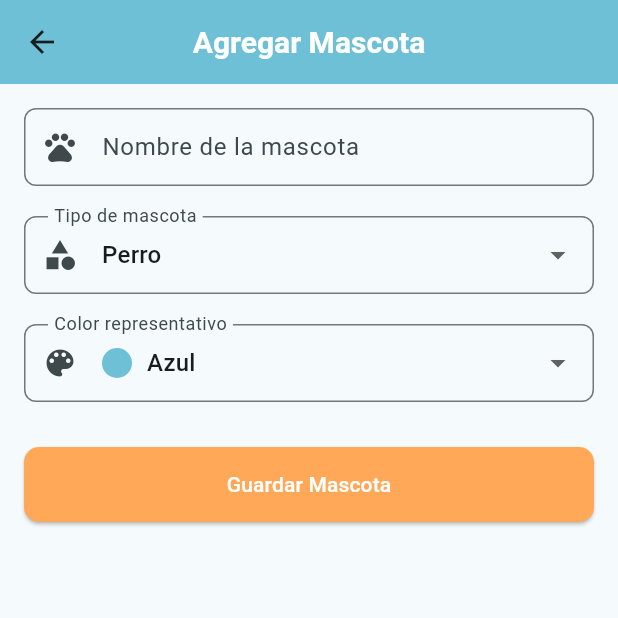
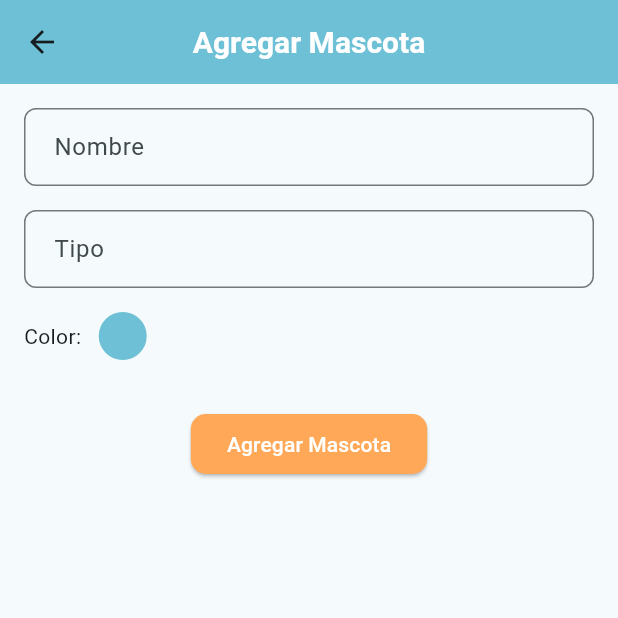
Before and after one commit to JHAMILCALI/app-agenda-de-mascotas, a Flutter app: the PetsScreen screen opened directly, after a tap on the "add" icon, on a phone screen of 412 x 824 dp, the top half of it. Run offline on Flutter 3.47's test engine with Material 3 defaults, Android fonts, the phone set to English and light mode, and no system bars.

Commit message:
version que si agrega mascotas eficientemente pero no al home

```diff
--- a/lib/models/pet.dart
+++ b/lib/models/pet.dart
@@ -1,13 +1,34 @@
+import 'package:app_agenda_de_mascotas/models/pet_activity.dart';
+
 class Pet {
   final String id;
   final String name;
   final String type;
   final String color;
+  final List<PetActivity> activities;
 
   Pet({
     required this.id,
     required this.name,
     required this.type,
     required this.color,
-  });
+    List<PetActivity>? activities,
+  }) : activities = activities ?? [];
+
+  // Método para copiar con modificaciones (útil para actualizar)
+  Pet copyWith({
+    String? id,
+    String? name,
+    String? type,
+    String? color,
+    List<PetActivity>? activities,
+  }) {
+    return Pet(
+      id: id ?? this.id,
+      name: name ?? this.name,
+      type: type ?? this.type,
+      color: color ?? this.color,
+      activities: activities ?? this.activities,
+    );
+  }
 }
--- a/lib/screens/add_pet_screen.dart
+++ b/lib/screens/add_pet_screen.dart
@@ -1,11 +1,9 @@
-// lib/screens/add_pet_screen.dart
 import 'package:flutter/material.dart';
+import 'package:uuid/uuid.dart';
 import 'package:app_agenda_de_mascotas/models/pet.dart';
 
 class AddPetScreen extends StatefulWidget {
-  final Function(Pet) onPetAdded;
-
-  const AddPetScreen({super.key, required this.onPetAdded});
+  const AddPetScreen({super.key});
 
   @override
   State<AddPetScreen> createState() => _AddPetScreenState();
@@ -13,38 +11,20 @@ class AddPetScreen extends StatefulWidget {
 
 class _AddPetScreenState extends State<AddPetScreen> {
   final _formKey = GlobalKey<FormState>();
-  final TextEditingController _nameController = TextEditingController();
-  String _selectedType = 'Perro';
-  String _selectedColor = '#6DC0D5';
+  final _nameController = TextEditingController();
+  final _typeController = TextEditingController();
+  Color selectedColor = const Color(0xFF6DC0D5);
 
-  final List<String> _petTypes = [
-    'Perro',
-    'Gato',
-    'Pájaro',
-    'Conejo',
-    'Hamster',
-    'Otro',
-  ];
-
-  final List<Map<String, String>> _colors = [
-    {'name': 'Azul', 'value': '#6DC0D5'},
-    {'name': 'Naranja', 'value': '#FFA857'},
-    {'name': 'Verde', 'value': '#4CAF50'},
-    {'name': 'Morado', 'value': '#9C27B0'},
-    {'name': 'Rosa', 'value': '#E91E63'},
-  ];
-
-  void _submitForm() {
+  void _submit() {
     if (_formKey.currentState!.validate()) {
-      final newPet = Pet(
-        id: DateTime.now().toIso8601String(),
-        name: _nameController.text,
-        type: _selectedType,
-        color: _selectedColor,
+      final pet = Pet(
+        id: const Uuid().v4(),
+        name: _nameController.text.trim(),
+        type: _typeController.text.trim(),
+        color:
+            '#${selectedColor.value.toRadixString(16).substring(2).toUpperCase()}',
       );
-
-      widget.onPetAdded(newPet);
-      Navigator.pop(context, newPet); // <- DEVUELVE la mascota
+      Navigator.pop(context, pet);
     }
   }
 
@@ -53,83 +33,48 @@ class _AddPetScreenState extends State<AddPetScreen> {
     return Scaffold(
       appBar: AppBar(title: const Text('Agregar Mascota')),
       body: Padding(
-        padding: const EdgeInsets.all(16.0),
+        padding: const EdgeInsets.all(16),
         child: Form(
           key: _formKey,
           child: Column(
             children: [
               TextFormField(
                 controller: _nameController,
-                decoration: const InputDecoration(
-                  labelText: 'Nombre de la mascota',
-                  prefixIcon: Icon(Icons.pets),
-                ),
-                validator: (value) {
-                  if (value == null || value.isEmpty) {
-                    return 'Por favor ingresa un nombre';
-                  }
-                  return null;
-                },
+                decoration: const InputDecoration(labelText: 'Nombre'),
+                validator:
+                    (value) =>
+                        value == null || value.isEmpty
+                            ? 'Ingrese un nombre'
+                            : null,
               ),
-              const SizedBox(height: 20),
-              DropdownButtonFormField<String>(
-                value: _selectedType,
-                decoration: const InputDecoration(
-                  labelText: 'Tipo de mascota',
-                  prefixIcon: Icon(Icons.category),
-                ),
-                items:
-                    _petTypes.map((type) {
-                      return DropdownMenuItem(value: type, child: Text(type));
-                    }).toList(),
-                onChanged:
-                    (value) => setState(() {
-                      _selectedType = value!;
-                    }),
+              const SizedBox(height: 16),
+              TextFormField(
+                controller: _typeController,
+                decoration: const InputDecoration(labelText: 'Tipo'),
+                validator:
+                    (value) =>
+                        value == null || value.isEmpty
+                            ? 'Ingrese un tipo'
+                            : null,
               ),
-              const SizedBox(height: 20),
-              DropdownButtonFormField<String>(
-                value: _selectedColor,
-                decoration: const InputDecoration(
-                  labelText: 'Color representativo',
-                  prefixIcon: Icon(Icons.color_lens),
-                ),
-                items:
-                    _colors.map((color) {
-                      return DropdownMenuItem(
-                        value: color['value'],
-                        child: Row(
-                          children: [
-                            Container(
-                              width: 20,
-                              height: 20,
-                              decoration: BoxDecoration(
-                                color: Color(
-                                  int.parse(
-                                    color!['value']!.replaceFirst('#', '0xFF'),
-                                  ),
-                                ),
-                                shape: BoxShape.circle,
-                              ),
-                            ),
-                            const SizedBox(width: 10),
-                            Text(color['name']!),
-                          ],
-                        ),
-                      );
-                    }).toList(),
-                onChanged:
-                    (value) => setState(() {
-                      _selectedColor = value!;
-                    }),
+              const SizedBox(height: 16),
+              Row(
+                children: [
+                  const Text('Color: '),
+                  const SizedBox(width: 8),
+                  GestureDetector(
+                    onTap: _pickColor,
+                    child: CircleAvatar(
+                      backgroundColor: selectedColor,
+                      radius: 16,
+                    ),
+                  ),
+                ],
               ),
-              const SizedBox(height: 30),
+              const SizedBox(height: 32),
               ElevatedButton(
-                onPressed: _submitForm,
-                style: ElevatedButton.styleFrom(
-                  minimumSize: const Size(double.infinity, 50),
-                ),
-                child: const Text('Guardar Mascota'),
+                onPressed: _submit,
+                child: const Text('Agregar Mascota'),
               ),
             ],
           ),
@@ -137,4 +82,38 @@ class _AddPetScreenState extends State<AddPetScreen> {
       ),
     );
   }
+
+  void _pickColor() async {
+    // Simple picker usando showDialog
+    final color = await showDialog<Color>(
+      context: context,
+      builder:
+          (context) => AlertDialog(
+            title: const Text('Seleccione un color'),
+            content: Wrap(
+              spacing: 10,
+              children:
+                  [
+                    Colors.orange,
+                    Colors.blue,
+                    Colors.purple,
+                    Colors.green,
+                    Colors.red,
+                    Colors.teal,
+                  ].map((c) {
+                    return GestureDetector(
+                      onTap: () => Navigator.of(context).pop(c),
+                      child: CircleAvatar(backgroundColor: c, radius: 16),
+                    );
+                  }).toList(),
+            ),
+          ),
+    );
+
+    if (color != null) {
+      setState(() {
+        selectedColor = color;
+      });
+    }
+  }
 }
--- a/lib/screens/pets_screen.dart
+++ b/lib/screens/pets_screen.dart
@@ -1,39 +1,20 @@
 import 'package:flutter/material.dart';
+import 'package:provider/provider.dart';
 import 'package:app_agenda_de_mascotas/models/pet.dart';
+import 'package:app_agenda_de_mascotas/providers/app_state.dart';
 import 'package:app_agenda_de_mascotas/screens/add_pet_screen.dart';
 import 'package:app_agenda_de_mascotas/screens/pet_detail_screen.dart';
 import 'package:app_agenda_de_mascotas/widgets/pet_card.dart';
 import 'package:app_agenda_de_mascotas/widgets/empty_state.dart';
 
-class PetsScreen extends StatefulWidget {
+class PetsScreen extends StatelessWidget {
   const PetsScreen({super.key});
 
   @override
-  State<PetsScreen> createState() => _PetsScreenState();
-}
+  Widget build(BuildContext context) {
+    final petProvider = Provider.of<AppState>(context);
+    final pets = petProvider.pets;
 
-class _PetsScreenState extends State<PetsScreen> {
-  List<Pet> pets = [];
-
-  @override
-  void initState() {
-    super.initState();
-    // Datos de ejemplo
-    pets = [
-      Pet(id: '1', name: 'Firulais', type: 'Perro', color: '#FFA857'),
-      Pet(id: '2', name: 'Michi', type: 'Gato', color: '#6DC0D5'),
-      Pet(id: '3', name: 'Lola', type: 'Conejo', color: '#A78BFA'),
-    ];
-  }
-
-  void _addPet(Pet newPet) {
-    setState(() {
-      pets.add(newPet);
-    });
-  }
-
-  @override
-  Widget build(BuildContext context) {
     return Scaffold(
       appBar: AppBar(title: const Text('Mis Mascotas')),
       body: Padding(
@@ -53,15 +34,14 @@ class _PetsScreenState extends State<PetsScreen> {
                   ),
                   itemCount: pets.length,
                   itemBuilder: (context, index) {
+                    final pet = pets[index];
                     return PetCard(
-                      pet: pets[index],
+                      pet: pet,
                       onTap:
                           () => Navigator.push(
                             context,
                             MaterialPageRoute(
-                              builder:
-                                  (context) =>
-                                      PetDetailScreen(pet: pets[index]),
+                              builder: (context) => PetDetailScreen(pet: pet),
                             ),
                           ),
                     );
@@ -70,20 +50,20 @@ class _PetsScreenState extends State<PetsScreen> {
       ),
       floatingActionButton: FloatingActionButton(
         onPressed: () async {
+          // ← Mostrar AddPetScreen y esperar resultado
           final newPet = await Navigator.push<Pet>(
             context,
-            MaterialPageRoute(
-              builder:
-                  (context) => AddPetScreen(
-                    onPetAdded: (Pet) {},
-                  ), // ya no pasas onPetAdded
-            ),
+            MaterialPageRoute(builder: (context) => const AddPetScreen()),
           );
 
           if (newPet != null) {
-            _addPet(newPet);
+            Provider.of<AppState>(
+              context,
+              listen: false,
+            ).addPet(newPet.name, newPet.type, newPet.color);
           }
         },
+
         child: const Icon(Icons.add),
       ),
     );
--- a/lib/widgets/upcoming_activity_card.dart
+++ b/lib/widgets/upcoming_activity_card.dart
@@ -1,6 +1,8 @@
 import 'package:app_agenda_de_mascotas/models/pet.dart';
 import 'package:app_agenda_de_mascotas/models/pet_activity.dart';
 import 'package:flutter/material.dart';
+import 'package:intl/intl.dart';
+import 'package:app_agenda_de_mascotas/utils/date_formatter.dart';
 
 class UpcomingActivityCard extends StatelessWidget {
   final PetActivity activity;
@@ -52,7 +54,9 @@ class UpcomingActivityCard extends StatelessWidget {
                   ],
                 ),
                 Text(
-                  activity.formattedDate(context), // ← Usamos el nuevo método
+                  DateFormatter.formatDate(
+                    activity.date,
+                  ), // ← Usamos el nuevo método
                   style: TextStyle(
                     color: Theme.of(context).colorScheme.primary,
                     fontWeight: FontWeight.bold,
--- a/pubspec.yaml
+++ b/pubspec.yaml
@@ -10,6 +10,8 @@ dependencies:
   flutter:
     sdk: flutter
   intl: ^0.18.1
+  provider: ^6.0.5
+  uuid: ^3.0.7
   shared_preferences: ^2.2.2
 
 dev_dependencies:
```
Also changed, not shown: lib/main.dart (+8 -1 lines), lib/models/pet_activity.dart (+2 -37 lines), lib/providers/app_state.dart (added, +60 -0 lines), lib/screens/pet_detail_screen.dart (+94 -123 lines), pubspec.lock.
